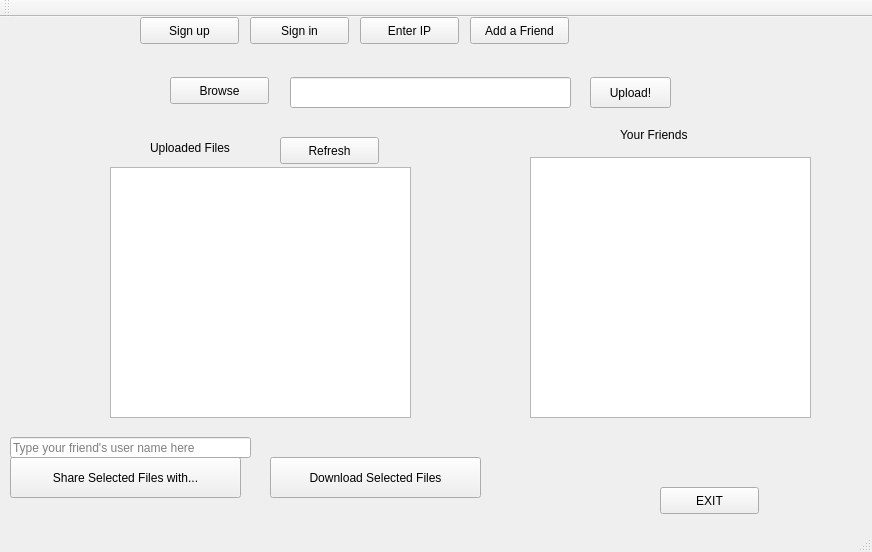
Old version of the form sharefileclient/mainwindow.ui in the repository taragu/sharefile.
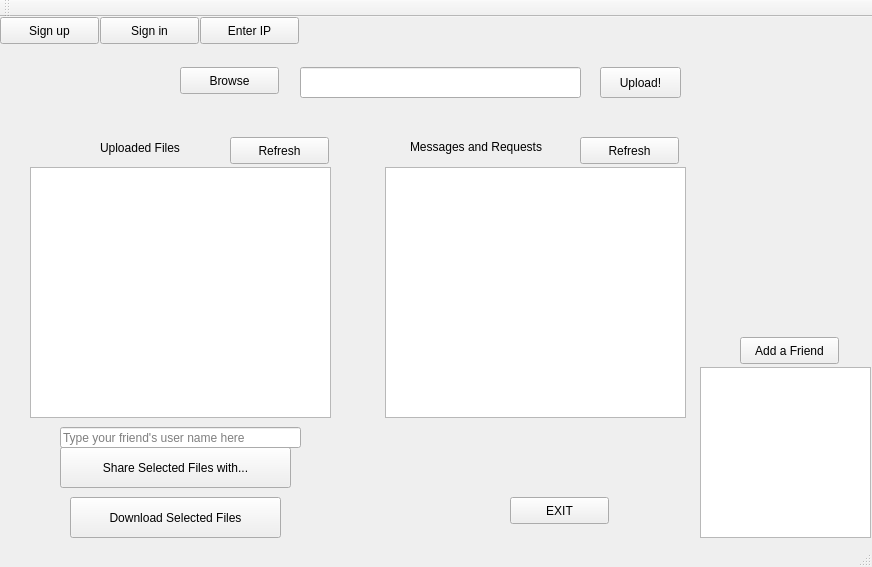
New version of the form.

Commit message: DOING THE SAME THING FOR MESSAGES AND REQUESTS; added lists and buttons to ui

```diff
--- a/sharefileclient/mainwindow.ui
+++ b/sharefileclient/mainwindow.ui
@@ -7,7 +7,7 @@
     <x>0</x>
     <y>0</y>
     <width>872</width>
-    <height>552</height>
+    <height>567</height>
    </rect>
   </property>
   <property name="windowTitle">
@@ -17,7 +17,7 @@
    <widget class="QLabel" name="label_3">
     <property name="geometry">
      <rect>
-      <x>150</x>
+      <x>100</x>
       <y>120</y>
       <width>131</width>
       <height>21</height>
@@ -30,7 +30,7 @@
    <widget class="QListWidget" name="serverfiles_list">
     <property name="geometry">
      <rect>
-      <x>110</x>
+      <x>30</x>
       <y>150</y>
       <width>301</width>
       <height>251</height>
@@ -40,8 +40,8 @@
    <widget class="QPushButton" name="upload_button">
     <property name="geometry">
      <rect>
-      <x>590</x>
-      <y>60</y>
+      <x>600</x>
+      <y>50</y>
       <width>81</width>
       <height>31</height>
      </rect>
@@ -53,7 +53,7 @@
    <widget class="QPushButton" name="signup_button">
     <property name="geometry">
      <rect>
-      <x>140</x>
+      <x>0</x>
       <y>0</y>
       <width>99</width>
       <height>27</height>
@@ -66,7 +66,7 @@
    <widget class="QPushButton" name="connect_button">
     <property name="geometry">
      <rect>
-      <x>360</x>
+      <x>200</x>
       <y>0</y>
       <width>99</width>
       <height>27</height>
@@ -79,7 +79,7 @@
    <widget class="QPushButton" name="signin_button">
     <property name="geometry">
      <rect>
-      <x>250</x>
+      <x>100</x>
       <y>0</y>
       <width>99</width>
       <height>27</height>
@@ -92,8 +92,8 @@
    <widget class="QPushButton" name="add_a_friend_button">
     <property name="geometry">
      <rect>
-      <x>470</x>
-      <y>0</y>
+      <x>740</x>
+      <y>320</y>
       <width>99</width>
       <height>27</height>
      </rect>
@@ -105,8 +105,8 @@
    <widget class="QPushButton" name="sharefile_button">
     <property name="geometry">
      <rect>
-      <x>10</x>
-      <y>440</y>
+      <x>60</x>
+      <y>430</y>
       <width>231</width>
       <height>41</height>
      </rect>
@@ -118,8 +118,8 @@
    <widget class="QLineEdit" name="browse_path_lineedit">
     <property name="geometry">
      <rect>
-      <x>290</x>
-      <y>60</y>
+      <x>300</x>
+      <y>50</y>
       <width>281</width>
       <height>31</height>
      </rect>
@@ -128,8 +128,8 @@
    <widget class="QPushButton" name="browse_button">
     <property name="geometry">
      <rect>
-      <x>170</x>
-      <y>60</y>
+      <x>180</x>
+      <y>50</y>
       <width>99</width>
       <height>27</height>
      </rect>
@@ -141,31 +141,18 @@
    <widget class="QListWidget" name="listWidget">
     <property name="geometry">
      <rect>
-      <x>530</x>
-      <y>140</y>
-      <width>281</width>
-      <height>261</height>
+      <x>700</x>
+      <y>350</y>
+      <width>171</width>
+      <height>171</height>
      </rect>
     </property>
    </widget>
-   <widget class="QLabel" name="label_2">
-    <property name="geometry">
-     <rect>
-      <x>620</x>
-      <y>110</y>
-      <width>111</width>
-      <height>16</height>
-     </rect>
-    </property>
-    <property name="text">
-     <string>Your Friends</string>
-    </property>
-   </widget>
    <widget class="QPushButton" name="exit_button">
     <property name="geometry">
      <rect>
-      <x>660</x>
-      <y>470</y>
+      <x>510</x>
+      <y>480</y>
       <width>99</width>
       <height>27</height>
      </rect>
@@ -177,8 +164,8 @@
    <widget class="QLineEdit" name="friend_lineedit">
     <property name="geometry">
      <rect>
-      <x>10</x>
-      <y>420</y>
+      <x>60</x>
+      <y>410</y>
       <width>241</width>
       <height>21</height>
      </rect>
@@ -190,7 +177,7 @@
    <widget class="QPushButton" name="refresh_button">
     <property name="geometry">
      <rect>
-      <x>280</x>
+      <x>230</x>
       <y>120</y>
       <width>99</width>
       <height>27</height>
@@ -203,8 +190,8 @@
    <widget class="QPushButton" name="download_button">
     <property name="geometry">
      <rect>
-      <x>270</x>
-      <y>440</y>
+      <x>70</x>
+      <y>480</y>
       <width>211</width>
       <height>41</height>
      </rect>
@@ -213,6 +200,42 @@
      <string>Download Selected Files</string>
     </property>
    </widget>
+   <widget class="QListWidget" name="messages_list">
+    <property name="geometry">
+     <rect>
+      <x>385</x>
+      <y>150</y>
+      <width>301</width>
+      <height>251</height>
+     </rect>
+    </property>
+   </widget>
+   <widget class="QPushButton" name="refresh_messages_button">
+    <property name="geometry">
+     <rect>
+      <x>580</x>
+      <y>120</y>
+      <width>99</width>
+      <height>27</height>
+     </rect>
+    </property>
+    <property name="text">
+     <string>Refresh</string>
+    </property>
+   </widget>
+   <widget class="QLabel" name="label">
+    <property name="geometry">
+     <rect>
+      <x>410</x>
+      <y>120</y>
+      <width>161</width>
+      <height>20</height>
+     </rect>
+    </property>
+    <property name="text">
+     <string>Messages and Requests</string>
+    </property>
+   </widget>
   </widget>
   <widget class="QToolBar" name="mainToolBar">
    <attribute name="toolBarArea">
```
Left out of the diff: 2 changed lines with no effect on the pictures. The commit also changes 21 other files.
